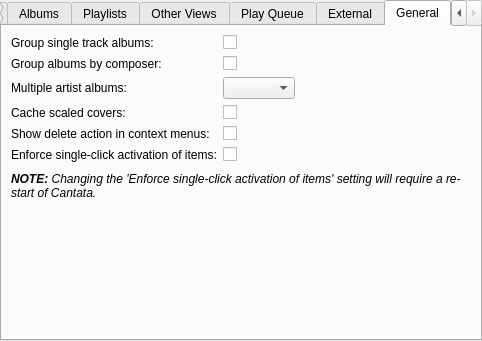
Above: gui/interfacesettings.ui from CDrummond/cantata before the change. Below: the same form after it.
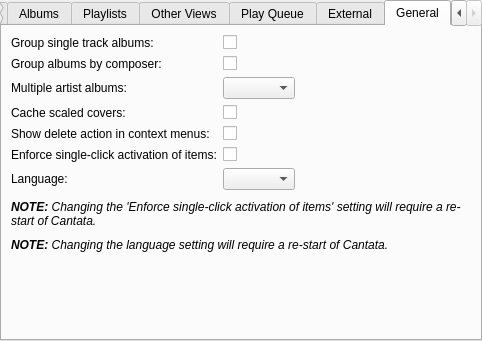
That is the form after the change. The open tabs and pages were chosen to show the change. Custom widgets are drawn as their Qt base class.

Commit message: Add option to set language in Qt only builds

```diff
--- a/gui/interfacesettings.ui
+++ b/gui/interfacesettings.ui
@@ -591,6 +591,19 @@
            </property>
           </widget>
          </item>
+         <item row="6" column="0">
+          <widget class="BuddyLabel" name="langLabel">
+           <property name="text">
+            <string>Language:</string>
+           </property>
+           <property name="buddy">
+            <cstring>lang</cstring>
+           </property>
+          </widget>
+         </item>
+         <item row="6" column="1">
+          <widget class="QComboBox" name="lang"/>
+         </item>
         </layout>
        </item>
        <item>
@@ -611,12 +624,6 @@
        </item>
        <item>
         <widget class="StateLabel" name="singleClickLabel">
-         <property name="sizePolicy">
-          <sizepolicy hsizetype="Preferred" vsizetype="MinimumExpanding">
-           <horstretch>0</horstretch>
-           <verstretch>0</verstretch>
-          </sizepolicy>
-         </property>
          <property name="text">
           <string>&lt;i&gt;&lt;b&gt;NOTE:&lt;/b&gt; Changing the 'Enforce single-click activation of items' setting will require a re-start of Cantata.&lt;/i&gt;</string>
          </property>
@@ -628,6 +635,48 @@
          </property>
         </widget>
        </item>
+       <item>
+        <spacer name="verticalSpacer_2b">
+         <property name="orientation">
+          <enum>Qt::Vertical</enum>
+         </property>
+         <property name="sizeType">
+          <enum>QSizePolicy::Fixed</enum>
+         </property>
+         <property name="sizeHint" stdset="0">
+          <size>
+           <width>20</width>
+           <height>4</height>
+          </size>
+         </property>
+        </spacer>
+       </item>
+       <item>
+        <widget class="StateLabel" name="langNoteLabel">
+         <property name="text">
+          <string>&lt;i&gt;&lt;b&gt;NOTE:&lt;/b&gt; Changing the language setting will require a re-start of Cantata.&lt;/i&gt;</string>
+         </property>
+         <property name="alignment">
+          <set>Qt::AlignLeading|Qt::AlignLeft|Qt::AlignTop</set>
+         </property>
+         <property name="wordWrap">
+          <bool>true</bool>
+         </property>
+        </widget>
+       </item>
+       <item>
+        <spacer name="verticalSpacer_2c">
+         <property name="orientation">
+          <enum>Qt::Vertical</enum>
+         </property>
+         <property name="sizeHint" stdset="0">
+          <size>
+           <width>16</width>
+           <height>16</height>
+          </size>
+         </property>
+        </spacer>
+       </item>
       </layout>
      </widget>
     </widget>
```
The commit also changes 6 other files.
